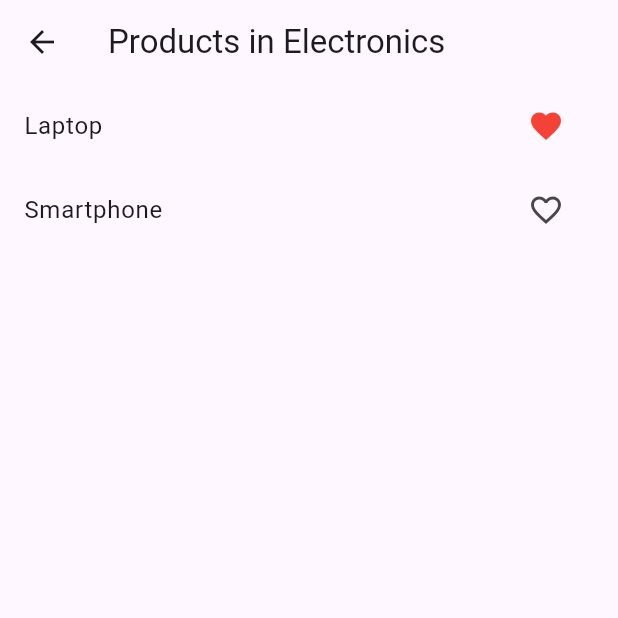
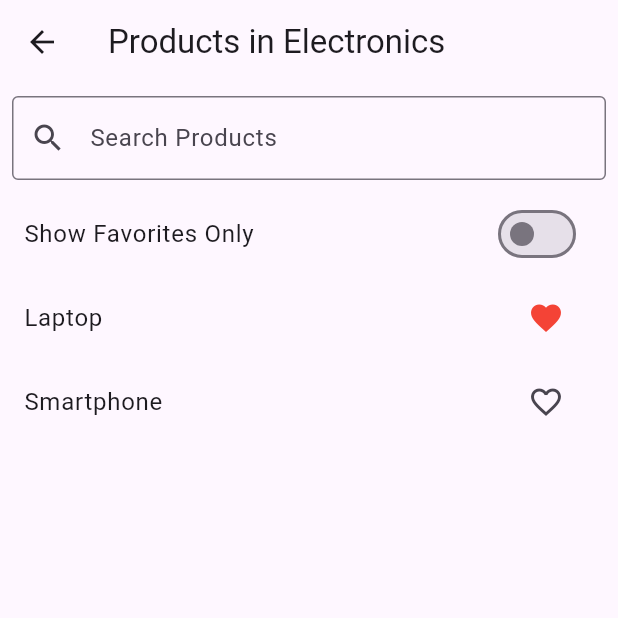
Before and after one commit to KexinWei/e-commerce-platform, a Flutter app: the screen it shows after launch, after a tap on "Electronics", on a phone screen of 412 x 824 dp, the top half of it. Run offline on Flutter 3.47's test engine with Material 3 defaults, Android fonts, the phone set to English and light mode, and no system bars; our stand-ins replace sqflite; accounts and stored records are empty.

Commit message:
build a UI with search and filtering options

```diff
--- a/ecommerce_app/lib/databaseHelper.dart
+++ b/ecommerce_app/lib/databaseHelper.dart
@@ -1,4 +1,3 @@
-
 import 'package:sqflite/sqflite.dart';
 import 'package:path/path.dart';
 
@@ -37,6 +36,7 @@ class DatabaseHelper {
         id INTEGER PRIMARY KEY AUTOINCREMENT,
         productName TEXT NOT NULL,
         categoryId INTEGER,
+        price REAL,  -- 价格字段
         isFavorite INTEGER DEFAULT 0,
         FOREIGN KEY (categoryId) REFERENCES Category(id)
       );
@@ -52,15 +52,30 @@ class DatabaseHelper {
       );
     ''');
 
-    // Create indexes to improve search speed
+    // 建立索引来优化查询性能
     await db.execute('CREATE INDEX idx_product_name ON Product(productName);');
     await db.execute('CREATE INDEX idx_category_name ON Category(categoryName);');
 
-    // Insert dummy data
+    // 插入初始数据
     await _insertDummyData(db);
   }
 
-  // CRUD operations for Category
+  // 插入测试数据
+  Future<void> _insertDummyData(Database db) async {
+    int electronicsId = await db.insert('Category', {'categoryName': 'Electronics'});
+    int clothingId = await db.insert('Category', {'categoryName': 'Clothing'});
+
+    await db.insert('Product', {'productName': 'Laptop', 'categoryId': electronicsId, 'price': 999.99, 'isFavorite': 1});
+    await db.insert('Product', {'productName': 'Smartphone', 'categoryId': electronicsId, 'price': 499.99});
+    await db.insert('Product', {'productName': 'T-Shirt', 'categoryId': clothingId, 'price': 19.99});
+    await db.insert('Product', {'productName': 'Jeans', 'categoryId': clothingId, 'price': 49.99, 'isFavorite': 1});
+
+    await db.insert('Review', {'productId': 1, 'reviewText': 'Great performance!', 'rating': 5});
+    await db.insert('Review', {'productId': 1, 'reviewText': 'Good value for the price', 'rating': 4});
+    await db.insert('Review', {'productId': 2, 'reviewText': 'Battery life could be better', 'rating': 3});
+  }
+
+  // CRUD 操作 - Category
   Future<int> insertCategory(Map<String, dynamic> category) async {
     final db = await database;
     return await db.insert('Category', category);
@@ -71,19 +86,58 @@ class DatabaseHelper {
     return await db.query('Category');
   }
 
-  // CRUD operations for Product
+  // CRUD 操作 - Product
   Future<int> insertProduct(Map<String, dynamic> product) async {
     final db = await database;
     return await db.insert('Product', product);
   }
 
-  Future<List<Map<String, dynamic>>> getProducts({String? query}) async {
+  Future<List<Map<String, dynamic>>> getProducts({
+    String? query,
+    int? categoryId,
+    bool? isFavorite,
+    int? minRating,
+    double? minPrice,
+    double? maxPrice,
+  }) async {
     final db = await database;
+
+    List<String> whereClauses = [];
+    List<dynamic> whereArgs = [];
+
     if (query != null && query.isNotEmpty) {
-      return await db.query('Product',
-          where: 'productName LIKE ?', whereArgs: ['%$query%']);
+      whereClauses.add('productName LIKE ?');
+      whereArgs.add('%$query%');
     }
-    return await db.query('Product');
+
+    if (categoryId != null) {
+      whereClauses.add('categoryId = ?');
+      whereArgs.add(categoryId);
+    }
+
+    if (isFavorite != null) {
+      whereClauses.add('isFavorite = ?');
+      whereArgs.add(isFavorite ? 1 : 0);
+    }
+
+    if (minRating != null) {
+      whereClauses.add('(SELECT AVG(rating) FROM Review WHERE Review.productId = Product.id) >= ?');
+      whereArgs.add(minRating);
+    }
+
+    if (minPrice != null) {
+      whereClauses.add('price >= ?');
+      whereArgs.add(minPrice);
+    }
+
+    if (maxPrice != null) {
+      whereClauses.add('price <= ?');
+      whereArgs.add(maxPrice);
+    }
+
+    String? whereString = whereClauses.isNotEmpty ? whereClauses.join(' AND ') : null;
+
+    return await db.query('Product', where: whereString, whereArgs: whereArgs);
   }
 
   Future<int> updateProduct(int id, Map<String, dynamic> product) async {
@@ -96,7 +150,7 @@ class DatabaseHelper {
     return await db.delete('Product', where: 'id = ?', whereArgs: [id]);
   }
 
-  // CRUD operations for Review
+  // CRUD 操作 - Review
   Future<int> insertReview(Map<String, dynamic> review) async {
     final db = await database;
     return await db.insert('Review', review);
@@ -107,7 +161,7 @@ class DatabaseHelper {
     return await db.query('Review', where: 'productId = ?', whereArgs: [productId]);
   }
 
-  // Favorites functionality
+  // 收藏功能
   Future<int> toggleFavorite(int productId, bool isFavorite) async {
     final db = await database;
     return await db.update('Product', {'isFavorite': isFavorite ? 1 : 0},
@@ -118,21 +172,4 @@ class DatabaseHelper {
     final db = await database;
     return await db.query('Product', where: 'isFavorite = ?', whereArgs: [1]);
   }
-
-  Future<void> _insertDummyData(Database db) async {
-    // Insert categories
-    int electronicsId = await db.insert('Category', {'categoryName': 'Electronics'});
-    int clothingId = await db.insert('Category', {'categoryName': 'Clothing'});
-
-    // Insert products
-    await db.insert('Product', {'productName': 'Laptop', 'categoryId': electronicsId, 'isFavorite': 1});
-    await db.insert('Product', {'productName': 'Smartphone', 'categoryId': electronicsId});
-    await db.insert('Product', {'productName': 'T-Shirt', 'categoryId': clothingId});
-    await db.insert('Product', {'productName': 'Jeans', 'categoryId': clothingId, 'isFavorite': 1});
-
-    // Insert reviews for products
-    await db.insert('Review', {'productId': 1, 'reviewText': 'Great performance!', 'rating': 5});
-    await db.insert('Review', {'productId': 1, 'reviewText': 'Good value for the price', 'rating': 4});
-    await db.insert('Review', {'productId': 2, 'reviewText': 'Battery life could be better', 'rating': 3});
-  }
 }
--- a/ecommerce_app/lib/main.dart
+++ b/ecommerce_app/lib/main.dart
@@ -62,20 +62,55 @@ class CategoryListScreen extends StatelessWidget {
   }
 }
 
-class ProductListScreen extends StatelessWidget {
+class ProductListScreen extends StatefulWidget {
   final int categoryId;
   final String categoryName;
-  final DatabaseHelper dbHelper = DatabaseHelper();
 
   ProductListScreen({required this.categoryId, required this.categoryName});
+
+  @override
+  _ProductListScreenState createState() => _ProductListScreenState();
+}
+
+class _ProductListScreenState extends State<ProductListScreen> {
+  final DatabaseHelper dbHelper = DatabaseHelper();
+  String searchQuery = ""; // 搜索关键字变量
+  bool showFavoritesOnly = false; // 筛选最爱产品的开关变量
 
   @override
   Widget build(BuildContext context) {
     return Scaffold(
       appBar: AppBar(
-        title: Text('Products in $categoryName'),
+        title: Text('Products in ${widget.categoryName}'),
       ),
-      body: FutureBuilder(
+      body: Column(
+        children: [
+          Padding(
+            padding: const EdgeInsets.all(8.0),
+            child: TextField(
+              onChanged: (value) {
+                setState(() {
+                  searchQuery = value; // 更新搜索关键字
+                });
+              },
+              decoration: InputDecoration(
+                labelText: 'Search Products',
+                prefixIcon: Icon(Icons.search),
+                border: OutlineInputBorder(),
+              ),
+            ),
+          ),
+          SwitchListTile(
+            title: Text('Show Favorites Only'), // 筛选最爱产品开关
+            value: showFavoritesOnly,
+            onChanged: (value) {
+              setState(() {
+                showFavoritesOnly = value; // 更新筛选状态
+              });
+            },
+          ),
+          Expanded(
+            child: FutureBuilder(
               future: dbHelper.getProducts(),
               builder: (context, snapshot) {
                 if (snapshot.connectionState == ConnectionState.waiting) {
@@ -84,9 +119,24 @@ class ProductListScreen extends StatelessWidget {
                 if (snapshot.hasError) {
                   return Center(child: Text('Error: ${snapshot.error}'));
                 }
-          final products = (snapshot.data as List<Map<String, dynamic>>)
-              .where((product) => product['categoryId'] == categoryId)
+                var products = (snapshot.data as List<Map<String, dynamic>>)
+                    .where((product) => product['categoryId'] == widget.categoryId)
                     .toList();
+
+                // 根据搜索和筛选条件过滤产品
+                if (searchQuery.isNotEmpty) {
+                  products = products
+                      .where((product) =>
+                          product['productName']
+                              .toLowerCase()
+                              .contains(searchQuery.toLowerCase()))
+                      .toList();
+                }
+
+                if (showFavoritesOnly) {
+                  products = products.where((product) => product['isFavorite'] == 1).toList();
+                }
+
                 return ListView.builder(
                   itemCount: products.length,
                   itemBuilder: (context, index) {
@@ -104,6 +154,7 @@ class ProductListScreen extends StatelessWidget {
                         onPressed: () {
                           dbHelper.toggleFavorite(
                               products[index]['id'], products[index]['isFavorite'] == 0);
+                          setState(() {}); // 刷新页面以更新图标
                         },
                       ),
                       onTap: () {
@@ -121,6 +172,9 @@ class ProductListScreen extends StatelessWidget {
                   },
                 );
               },
+            ),
+          ),
+        ],
       ),
     );
   }
```
Also changed, not shown: 3 other files. Lines whose indentation alone changed are shown as unchanged.
